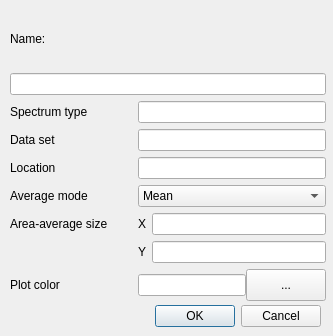
Ehlmann-research-group/WISER, file src/gui/ui_files/spectrum_info_editor.ui: the form before one commit.
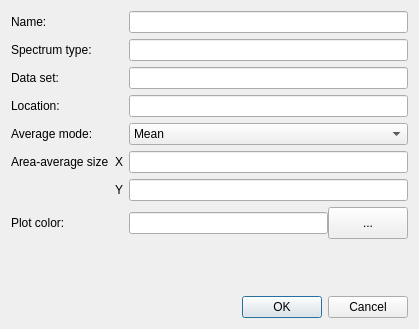
The form after the commit.

Commit message: Updates, refactorings for more spectra plot functionality

```diff
--- a/src/gui/ui_files/spectrum_info_editor.ui
+++ b/src/gui/ui_files/spectrum_info_editor.ui
@@ -6,8 +6,8 @@
    <rect>
     <x>0</x>
     <y>0</y>
-    <width>333</width>
-    <height>336</height>
+    <width>419</width>
+    <height>329</height>
    </rect>
   </property>
   <property name="windowTitle">
@@ -16,70 +16,118 @@
   <property name="modal">
    <bool>true</bool>
   </property>
-  <widget class="QDialogButtonBox" name="buttonBox">
-   <property name="geometry">
-    <rect>
-     <x>10</x>
-     <y>300</y>
-     <width>311</width>
-     <height>32</height>
-    </rect>
-   </property>
-   <property name="orientation">
-    <enum>Qt::Horizontal</enum>
-   </property>
-   <property name="standardButtons">
-    <set>QDialogButtonBox::Cancel|QDialogButtonBox::Ok</set>
-   </property>
-  </widget>
-  <widget class="QWidget" name="gridLayoutWidget">
-   <property name="geometry">
-    <rect>
-     <x>10</x>
-     <y>10</y>
-     <width>316</width>
-     <height>291</height>
-    </rect>
-   </property>
-   <layout class="QGridLayout" name="grid_layout" columnstretch="10,0,0">
-    <item row="4" column="0">
+  <layout class="QGridLayout" name="gridLayout">
+   <item row="6" column="2">
+    <widget class="QLineEdit" name="lineedit_area_avg_y"/>
+   </item>
+   <item row="3" column="0" colspan="2">
      <widget class="QLabel" name="label_location">
       <property name="text">
-       <string>Location</string>
+      <string>Location:</string>
       </property>
       <property name="buddy">
        <cstring>lineedit_location</cstring>
       </property>
      </widget>
     </item>
-    <item row="7" column="2">
-     <widget class="QLineEdit" name="lineedit_area_avg_y"/>
-    </item>
-    <item row="3" column="1" colspan="2">
+   <item row="2" column="2">
      <widget class="QLineEdit" name="lineedit_dataset">
       <property name="readOnly">
        <bool>true</bool>
       </property>
      </widget>
     </item>
-    <item row="3" column="0">
+   <item row="5" column="2">
+    <widget class="QLineEdit" name="lineedit_area_avg_x"/>
+   </item>
+   <item row="5" column="0">
+    <widget class="QLabel" name="label_area_avg">
+     <property name="text">
+      <string>Area-average size</string>
+     </property>
+     <property name="alignment">
+      <set>Qt::AlignLeading|Qt::AlignLeft|Qt::AlignVCenter</set>
+     </property>
+    </widget>
+   </item>
+   <item row="5" column="1">
+    <widget class="QLabel" name="label_area_avg_x">
+     <property name="text">
+      <string>X</string>
+     </property>
+     <property name="buddy">
+      <cstring>lineedit_area_avg_x</cstring>
+     </property>
+    </widget>
+   </item>
+   <item row="0" column="0" colspan="2">
+    <widget class="QLabel" name="label_description">
+     <property name="text">
+      <string>Name:</string>
+     </property>
+     <property name="buddy">
+      <cstring>lineedit_name</cstring>
+     </property>
+    </widget>
+   </item>
+   <item row="2" column="0" colspan="2">
      <widget class="QLabel" name="label_dataset">
       <property name="text">
-       <string>Data set</string>
+      <string>Data set:</string>
       </property>
       <property name="buddy">
        <cstring>lineedit_dataset</cstring>
       </property>
      </widget>
     </item>
-    <item row="2" column="0">
+   <item row="3" column="2">
+    <widget class="QLineEdit" name="lineedit_location">
+     <property name="readOnly">
+      <bool>true</bool>
+     </property>
+    </widget>
+   </item>
+   <item row="4" column="0" colspan="2">
+    <widget class="QLabel" name="label_avg_mode">
+     <property name="text">
+      <string>Average mode:</string>
+     </property>
+     <property name="buddy">
+      <cstring>combobox_avg_mode</cstring>
+     </property>
+    </widget>
+   </item>
+   <item row="1" column="0" colspan="2">
      <widget class="QLabel" name="label_spectrum_type">
       <property name="text">
-       <string>Spectrum type</string>
-      </property>
-     </widget>
-    </item>
-    <item row="5" column="1" colspan="2">
+      <string>Spectrum type:</string>
+     </property>
+     <property name="buddy">
+      <cstring>lineedit_spectrum_type</cstring>
+     </property>
+    </widget>
+   </item>
+   <item row="1" column="2">
+    <widget class="QLineEdit" name="lineedit_spectrum_type">
+     <property name="readOnly">
+      <bool>true</bool>
+     </property>
+    </widget>
+   </item>
+   <item row="0" column="2">
+    <widget class="QLineEdit" name="lineedit_name"/>
+   </item>
+   <item row="9" column="0" colspan="3">
+    <widget class="QDialogButtonBox" name="buttonBox">
+     <property name="orientation">
+      <enum>Qt::Horizontal</enum>
+     </property>
+     <property name="standardButtons">
+      <set>QDialogButtonBox::Cancel|QDialogButtonBox::Ok</set>
+     </property>
+    </widget>
+   </item>
+   <item row="4" column="2">
      <widget class="QComboBox" name="combobox_avg_mode">
       <item>
        <property name="text">
@@ -93,45 +141,21 @@
       </item>
      </widget>
     </item>
-    <item row="8" column="0">
-     <widget class="QLabel" name="label_plot_color">
-      <property name="text">
-       <string>Plot color</string>
+   <item row="7" column="2">
+    <widget class="QWidget" name="widget" native="true">
+     <layout class="QGridLayout" name="gridLayout_2" columnstretch="1,0">
+      <property name="leftMargin">
+       <number>0</number>
       </property>
-      <property name="buddy">
-       <cstring>lineedit_plot_color</cstring>
+      <property name="topMargin">
+       <number>0</number>
       </property>
-     </widget>
-    </item>
-    <item row="7" column="1">
-     <widget class="QLabel" name="label_area_avg_y">
-      <property name="text">
-       <string>Y</string>
+      <property name="rightMargin">
+       <number>0</number>
       </property>
-      <property name="buddy">
-       <cstring>lineedit_area_avg_y</cstring>
+      <property name="bottomMargin">
+       <number>0</number>
       </property>
-     </widget>
-    </item>
-    <item row="4" column="1" colspan="2">
-     <widget class="QLineEdit" name="lineedit_location">
-      <property name="readOnly">
-       <bool>true</bool>
-      </property>
-     </widget>
-    </item>
-    <item row="6" column="1">
-     <widget class="QLabel" name="label_area_avg_x">
-      <property name="text">
-       <string>X</string>
-      </property>
-      <property name="buddy">
-       <cstring>lineedit_area_avg_x</cstring>
-      </property>
-     </widget>
-    </item>
-    <item row="8" column="1" colspan="2">
-     <layout class="QGridLayout" name="grid_layout_plot_color" columnstretch="10,0">
       <property name="spacing">
        <number>0</number>
       </property>
@@ -152,64 +176,43 @@
        </widget>
       </item>
      </layout>
-    </item>
-    <item row="5" column="0">
-     <widget class="QLabel" name="label_avg_mode">
+    </widget>
+   </item>
+   <item row="6" column="1">
+    <widget class="QLabel" name="label_area_avg_y">
       <property name="text">
-       <string>Average mode</string>
+      <string>Y</string>
       </property>
       <property name="buddy">
-       <cstring>combobox_avg_mode</cstring>
+      <cstring>lineedit_area_avg_y</cstring>
       </property>
      </widget>
     </item>
-    <item row="6" column="2">
-     <widget class="QLineEdit" name="lineedit_area_avg_x"/>
-    </item>
-    <item row="0" column="0">
-     <widget class="QLabel" name="label_description">
-      <property name="text">
-       <string>Name:</string>
-      </property>
-      <property name="buddy">
-       <cstring>lineedit_name</cstring>
-      </property>
-     </widget>
-    </item>
-    <item row="1" column="0" colspan="3">
-     <widget class="QLineEdit" name="lineedit_name"/>
-    </item>
-    <item row="6" column="0">
-     <widget class="QLabel" name="label_area_avg">
+   <item row="8" column="0" colspan="2">
+    <spacer name="verticalSpacer">
+     <property name="orientation">
+      <enum>Qt::Vertical</enum>
+     </property>
+     <property name="sizeHint" stdset="0">
+      <size>
+       <width>20</width>
+       <height>40</height>
+      </size>
+     </property>
+    </spacer>
+   </item>
+   <item row="7" column="0" colspan="2">
+    <widget class="QLabel" name="label_plot_color">
       <property name="text">
-       <string>Area-average size</string>
-      </property>
-      <property name="alignment">
-       <set>Qt::AlignLeading|Qt::AlignLeft|Qt::AlignVCenter</set>
-      </property>
-     </widget>
-    </item>
-    <item row="2" column="1" colspan="2">
-     <widget class="QLineEdit" name="lineedit_spectrum_type">
-      <property name="readOnly">
-       <bool>true</bool>
+      <string>Plot color:</string>
+     </property>
+     <property name="buddy">
+      <cstring>lineedit_plot_color</cstring>
       </property>
      </widget>
     </item>
    </layout>
   </widget>
- </widget>
- <tabstops>
-  <tabstop>lineedit_name</tabstop>
-  <tabstop>lineedit_spectrum_type</tabstop>
-  <tabstop>lineedit_dataset</tabstop>
-  <tabstop>lineedit_location</tabstop>
-  <tabstop>combobox_avg_mode</tabstop>
-  <tabstop>lineedit_area_avg_x</tabstop>
-  <tabstop>lineedit_area_avg_y</tabstop>
-  <tabstop>lineedit_plot_color</tabstop>
-  <tabstop>button_plot_color</tabstop>
- </tabstops>
  <resources/>
  <connections>
   <connection>
```
Lines whose indentation alone changed are shown as unchanged. The commit also changes 12 other files.
